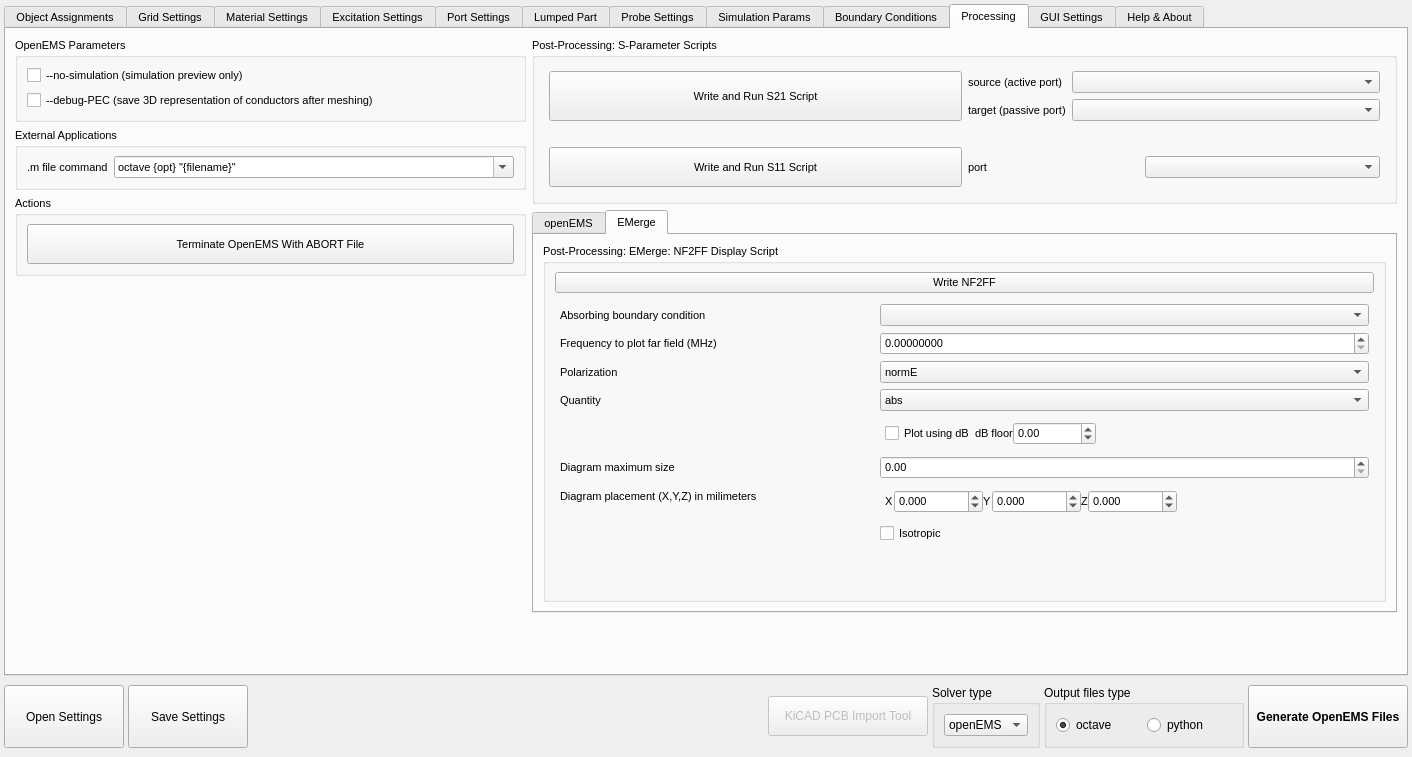
LubomirJagos42/FreeCAD-OpenEMS-Export, file ui/dialog_OpenEMS_Simulation_Creator.ui: the form before one commit.
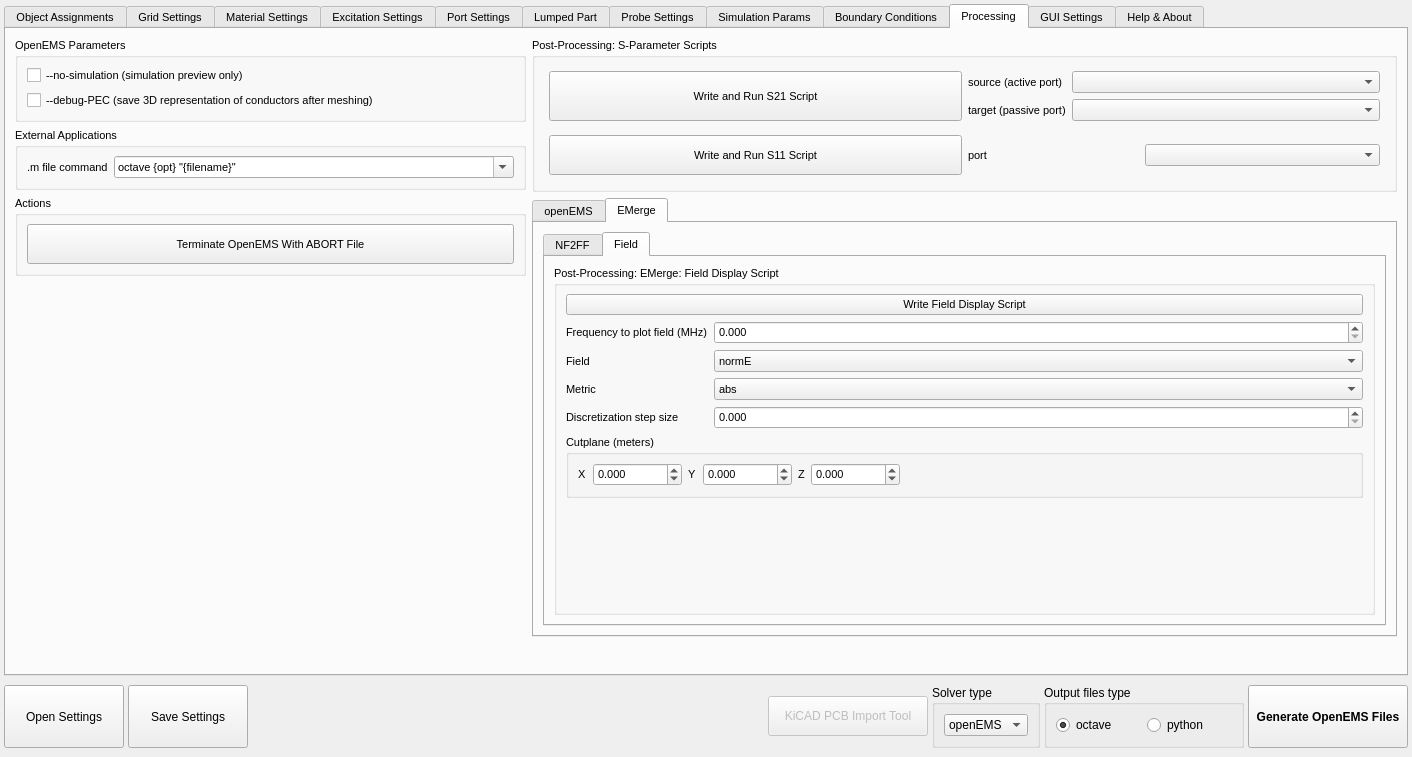
The form after the commit. The open tabs and pages were chosen to show the change.

Commit message: added field processing GUI elementes, just added, need implement script generate after button click

```diff
--- a/ui/dialog_OpenEMS_Simulation_Creator.ui
+++ b/ui/dialog_OpenEMS_Simulation_Creator.ui
@@ -8254,6 +8254,16 @@
                 </attribute>
                 <layout class="QVBoxLayout" name="verticalLayout_44">
                  <item>
+                  <widget class="QTabWidget" name="probeProcessingEmergeTab">
+                   <property name="currentIndex">
+                    <number>0</number>
+                   </property>
+                   <widget class="QWidget" name="probeProcessingEmergeTab_nf2ffTab">
+                    <attribute name="title">
+                     <string>NF2FF</string>
+                    </attribute>
+                    <layout class="QVBoxLayout" name="verticalLayout_46">
+                     <item>
                   <widget class="QGroupBox" name="nf2ffEMergeGroupProcessing">
                    <property name="title">
                     <string>Post-Processing: EMerge: NF2FF Display Script</string>
@@ -8592,6 +8602,251 @@
                      </spacer>
                     </item>
                    </layout>
+                      </widget>
+                     </item>
+                    </layout>
+                   </widget>
+                   <widget class="QWidget" name="probeProcessingEmergeTab_fieldTab">
+                    <attribute name="title">
+                     <string>Field</string>
+                    </attribute>
+                    <layout class="QVBoxLayout" name="verticalLayout_47">
+                     <item>
+                      <widget class="QGroupBox" name="fieldEMergeGroupProcessing">
+                       <property name="title">
+                        <string>Post-Processing: EMerge: Field Display Script</string>
+                       </property>
+                       <layout class="QVBoxLayout" name="verticalLayout_52">
+                        <item>
+                         <widget class="QPushButton" name="writeFieldScriptEmergeButton">
+                          <property name="text">
+                           <string>Write Field Display Script</string>
+                          </property>
+                         </widget>
+                        </item>
+                        <item>
+                         <layout class="QFormLayout" name="formLayout_3">
+                          <item row="0" column="0">
+                           <widget class="QLabel" name="label_136">
+                            <property name="text">
+                             <string>Frequency to plot field (MHz)</string>
+                            </property>
+                           </widget>
+                          </item>
+                          <item row="0" column="1">
+                           <widget class="QDoubleSpinBox" name="doubleSpinBox_2">
+                            <property name="decimals">
+                             <number>3</number>
+                            </property>
+                            <property name="maximum">
+                             <double>100000000000.000000000000000</double>
+                            </property>
+                           </widget>
+                          </item>
+                          <item row="1" column="0">
+                           <widget class="QLabel" name="label_137">
+                            <property name="text">
+                             <string>Field</string>
+                            </property>
+                           </widget>
+                          </item>
+                          <item row="1" column="1">
+                           <widget class="QComboBox" name="typeFieldProcessingEmerge">
+                            <item>
+                             <property name="text">
+                              <string>normE</string>
+                             </property>
+                            </item>
+                            <item>
+                             <property name="text">
+                              <string>normH</string>
+                             </property>
+                            </item>
+                            <item>
+                             <property name="text">
+                              <string>Ex</string>
+                             </property>
+                            </item>
+                            <item>
+                             <property name="text">
+                              <string>Ey</string>
+                             </property>
+                            </item>
+                            <item>
+                             <property name="text">
+                              <string>Ez</string>
+                             </property>
+                            </item>
+                            <item>
+                             <property name="text">
+                              <string>Hx</string>
+                             </property>
+                            </item>
+                            <item>
+                             <property name="text">
+                              <string>Hy</string>
+                             </property>
+                            </item>
+                            <item>
+                             <property name="text">
+                              <string>Hz</string>
+                             </property>
+                            </item>
+                           </widget>
+                          </item>
+                          <item row="2" column="0">
+                           <widget class="QLabel" name="label_138">
+                            <property name="text">
+                             <string>Metric</string>
+                            </property>
+                           </widget>
+                          </item>
+                          <item row="2" column="1">
+                           <widget class="QComboBox" name="metricFieldProcessingEmerge">
+                            <item>
+                             <property name="text">
+                              <string>abs</string>
+                             </property>
+                            </item>
+                            <item>
+                             <property name="text">
+                              <string>real</string>
+                             </property>
+                            </item>
+                            <item>
+                             <property name="text">
+                              <string>imag</string>
+                             </property>
+                            </item>
+                            <item>
+                             <property name="text">
+                              <string>complex</string>
+                             </property>
+                            </item>
+                           </widget>
+                          </item>
+                          <item row="3" column="0">
+                           <widget class="QLabel" name="label_139">
+                            <property name="text">
+                             <string>Discretization step size</string>
+                            </property>
+                           </widget>
+                          </item>
+                          <item row="3" column="1">
+                           <widget class="QDoubleSpinBox" name="discretizationStepSizeFieldProcessingEmerge">
+                            <property name="decimals">
+                             <number>3</number>
+                            </property>
+                            <property name="maximum">
+                             <double>10000000.000000000000000</double>
+                            </property>
+                            <property name="singleStep">
+                             <double>0.010000000000000</double>
+                            </property>
+                           </widget>
+                          </item>
+                         </layout>
+                        </item>
+                        <item>
+                         <widget class="QGroupBox" name="groupBox_11">
+                          <property name="title">
+                           <string>Cutplane (meters)</string>
+                          </property>
+                          <layout class="QHBoxLayout" name="horizontalLayout_67">
+                           <item>
+                            <widget class="QLabel" name="label_142">
+                             <property name="text">
+                              <string>X</string>
+                             </property>
+                            </widget>
+                           </item>
+                           <item>
+                            <widget class="QDoubleSpinBox" name="doubleSpinBox_3">
+                             <property name="decimals">
+                              <number>3</number>
+                             </property>
+                             <property name="minimum">
+                              <double>-10000000.000000000000000</double>
+                             </property>
+                             <property name="maximum">
+                              <double>10000000.000000000000000</double>
+                             </property>
+                            </widget>
+                           </item>
+                           <item>
+                            <widget class="QLabel" name="label_141">
+                             <property name="text">
+                              <string>Y</string>
+                             </property>
+                            </widget>
+                           </item>
+                           <item>
+                            <widget class="QDoubleSpinBox" name="doubleSpinBox_4">
+                             <property name="decimals">
+                              <number>3</number>
+                             </property>
+                             <property name="minimum">
+                              <double>-10000000.000000000000000</double>
+                             </property>
+                             <property name="maximum">
+                              <double>10000000.000000000000000</double>
+                             </property>
+                            </widget>
+                           </item>
+                           <item>
+                            <widget class="QLabel" name="label_140">
+                             <property name="text">
+                              <string>Z</string>
+                             </property>
+                            </widget>
+                           </item>
+                           <item>
+                            <widget class="QDoubleSpinBox" name="doubleSpinBox_5">
+                             <property name="decimals">
+                              <number>3</number>
+                             </property>
+                             <property name="minimum">
+                              <double>-10000000.000000000000000</double>
+                             </property>
+                             <property name="maximum">
+                              <double>10000000.000000000000000</double>
+                             </property>
+                            </widget>
+                           </item>
+                           <item>
+                            <spacer name="horizontalSpacer_57">
+                             <property name="orientation">
+                              <enum>Qt::Orientation::Horizontal</enum>
+                             </property>
+                             <property name="sizeHint" stdset="0">
+                              <size>
+                               <width>40</width>
+                               <height>20</height>
+                              </size>
+                             </property>
+                            </spacer>
+                           </item>
+                          </layout>
+                         </widget>
+                        </item>
+                        <item>
+                         <spacer name="verticalSpacer_36">
+                          <property name="orientation">
+                           <enum>Qt::Orientation::Vertical</enum>
+                          </property>
+                          <property name="sizeHint" stdset="0">
+                           <size>
+                            <width>20</width>
+                            <height>40</height>
+                           </size>
+                          </property>
+                         </spacer>
+                        </item>
+                       </layout>
+                      </widget>
+                     </item>
+                    </layout>
+                   </widget>
                   </widget>
                  </item>
                 </layout>
```
Lines whose indentation alone changed are shown as unchanged.
